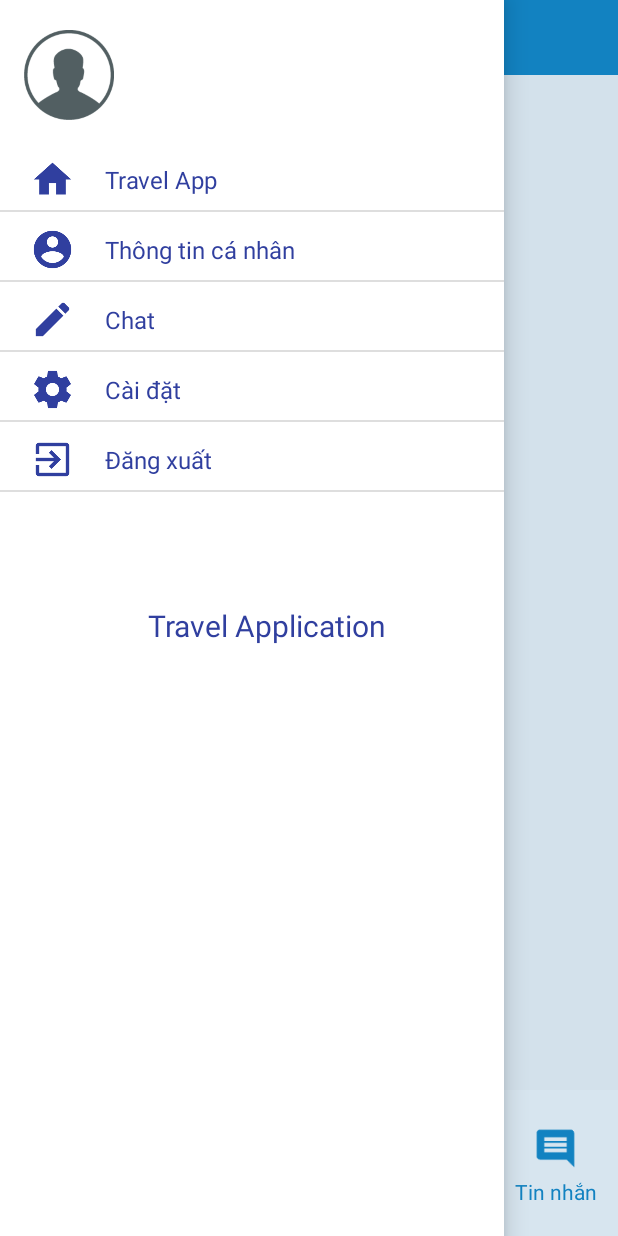
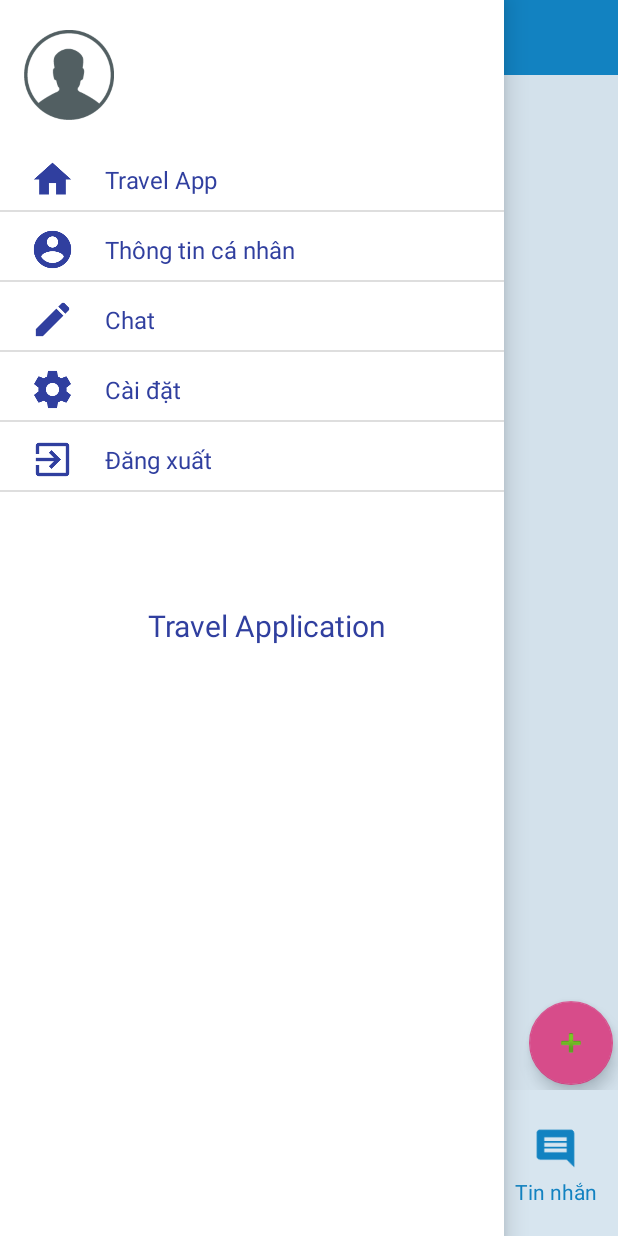
Before and after one commit to at-thanbt/travelapp, an Android app: the fragment ScheduleFragment placed in its activity, with the side drawer open, on a phone screen of 412 x 824 dp. Run offline under Robolectric (Android 15) with nearby library versions, the phone set to English and light mode, and no system bars; libraries missing offline, so code that uses them is left out: com.firebase.client; 4 statements that could not run were skipped.

Commit message:
add schedule for tour

```diff
--- a/app/src/main/java/com/example/asiantech/travelapp/activities/MainTourGuideActivity.java
+++ b/app/src/main/java/com/example/asiantech/travelapp/activities/MainTourGuideActivity.java
@@ -14,7 +14,7 @@ import android.widget.TextView;
 
 import com.example.asiantech.travelapp.R;
 import com.example.asiantech.travelapp.activities.adapters.SettingMenuAdapter;
-import com.example.asiantech.travelapp.activities.fragments.AlertFragment;
+import com.example.asiantech.travelapp.activities.fragments.NotifyFragment;
 import com.example.asiantech.travelapp.activities.fragments.ChatFragment;
 import com.example.asiantech.travelapp.activities.fragments.HomeBlankFragment;
 import com.example.asiantech.travelapp.activities.fragments.MapFragment;
@@ -151,7 +151,7 @@ public class MainTourGuideActivity extends AppCompatActivity implements View.OnC
                 break;
             case R.id.btnAlert:
                 setTitleMenu("Thông báo");
-                getSupportFragmentManager().beginTransaction().replace(R.id.frMainContainer, new AlertFragment()).commit();
+                getSupportFragmentManager().beginTransaction().replace(R.id.frMainContainer, new NotifyFragment()).commit();
                 break;
             case R.id.btnMap:
                 setTitleMenu("Bản đồ");
--- a/app/src/main/java/com/example/asiantech/travelapp/activities/adapters/TourAdapter.java
+++ b/app/src/main/java/com/example/asiantech/travelapp/activities/adapters/TourAdapter.java
@@ -25,10 +25,13 @@ public class TourAdapter extends RecyclerView.Adapter<TourAdapter.MyVietHolder>
     private List<Tour> mTours;
     private Context mContext;
     private SimpleDateFormat myFormat = new SimpleDateFormat("dd/MM/yyyy");
+    private onItemClick mListener;
 
-    public TourAdapter(Context mContext, List<Tour> tours) {
+
+    public TourAdapter(Context mContext, List<Tour> tours, onItemClick listener) {
         this.mContext = mContext;
         this.mTours = tours;
+        mListener = listener;
     }
 
     @Override
@@ -39,7 +42,7 @@ public class TourAdapter extends RecyclerView.Adapter<TourAdapter.MyVietHolder>
 
     @Override
     public void onBindViewHolder(MyVietHolder holder, int position) {
-        Tour tour = mTours.get(position);
+        final Tour tour = mTours.get(position);
         holder.mTvNameTour.setText(tour.getTourName());
         holder.mTvTime.setText(tour.getStartDate() + " - " + tour.getEndDate());
 
@@ -52,11 +55,25 @@ public class TourAdapter extends RecyclerView.Adapter<TourAdapter.MyVietHolder>
             e.printStackTrace();
             holder.mTvDuration.setText("Đang cập nhật");
         }
+
+        holder.mRlItem.setOnClickListener(new View.OnClickListener() {
+            @Override
+            public void onClick(View view) {
+                mListener.itemClick(tour.getIdTour());
+            }
+        });
     }
+
+
 
     @Override
     public int getItemCount() {
         return (mTours == null) ? 0 : mTours.size();
+    }
+
+    public interface onItemClick
+    {
+        void itemClick (String idTour);
     }
 
     class MyVietHolder extends RecyclerView.ViewHolder {
--- a/app/src/main/java/com/example/asiantech/travelapp/activities/fragments/HomeBlankFragment.java
+++ b/app/src/main/java/com/example/asiantech/travelapp/activities/fragments/HomeBlankFragment.java
@@ -1,9 +1,7 @@
 package com.example.asiantech.travelapp.activities.fragments;
 
-import android.annotation.TargetApi;
 import android.content.Intent;
 import android.content.SharedPreferences;
-import android.os.Build;
 import android.os.Bundle;
 import android.os.Handler;
 import android.support.annotation.Nullable;
@@ -21,6 +19,7 @@ import android.widget.RelativeLayout;
 
 import com.example.asiantech.travelapp.R;
 import com.example.asiantech.travelapp.activities.AddTourActivity;
+import com.example.asiantech.travelapp.activities.DetailTourActivity;
 import com.example.asiantech.travelapp.activities.adapters.TourAdapter;
 import com.example.asiantech.travelapp.activities.objects.Tour;
 import com.example.asiantech.travelapp.activities.utils.Constant;
@@ -36,14 +35,12 @@ import java.util.List;
 /**
  * Created by asiantech on 30/04/2017.
  */
-@TargetApi(Build.VERSION_CODES.M)
-public class HomeBlankFragment extends Fragment {
+public class HomeBlankFragment extends Fragment implements TourAdapter.onItemClick {
+    public static String ID_TOUR = "idTour";
     Button mBtnAddTour;
     private List<Tour> mTours;
-
     private SharedPreferences mSharedPreferencesUserLogin;
     private String idUserLogin;
-
     private RelativeLayout mRlIntro;
     private RecyclerView mRecyclerViewTour;
     private TourAdapter mTourAdapter;
@@ -82,31 +79,22 @@ public class HomeBlankFragment extends Fragment {
 
     public void accessView() {
         getData();
+        RecyclerView.LayoutManager layoutManager = new LinearLayoutManager(getContext());
+        mTourAdapter = new TourAdapter(getContext(), mTours, this);
+        mRecyclerViewTour.setLayoutManager(layoutManager);
+        mRecyclerViewTour.setAdapter(mTourAdapter);
         Handler handler = new Handler();
         handler.postDelayed(new Runnable() {
             @Override
             public void run() {
-                if (mTours.size() == 0) {
-                    mRlIntro.setVisibility(View.VISIBLE);
-                    mRecyclerViewTour.setVisibility(View.GONE);
-                } else {
-                    mRlIntro.setVisibility(View.GONE);
-                    mRecyclerViewTour.setVisibility(View.VISIBLE);
-
-                    RecyclerView.LayoutManager layoutManager = new LinearLayoutManager(getContext());
-                    mTourAdapter = new TourAdapter(getContext(), mTours);
-                    mRecyclerViewTour.setLayoutManager(layoutManager);
-                    mRecyclerViewTour.setAdapter(mTourAdapter);
-                    mProgressBarLoading.setVisibility(View.GONE);
-                }
+                Log.d("tag", "run: "+mTours.toString());
             }
-        }, 8000);
+        }, 10000);
     }
 
     @Override
     public void onResume() {
         super.onResume();
-        Log.d("tag1233", "123");
         accessView();
     }
 
@@ -130,6 +118,16 @@ public class HomeBlankFragment extends Fragment {
                         mTours.add(tour);
                     }
                 }
+                if (mTours.size() == 0) {
+                    mRlIntro.setVisibility(View.VISIBLE);
+                    mRecyclerViewTour.setVisibility(View.GONE);
+                } else {
+                    mRlIntro.setVisibility(View.GONE);
+                    mRecyclerViewTour.setVisibility(View.VISIBLE);
+                    mTourAdapter.notifyDataSetChanged();
+                    mProgressBarLoading.setVisibility(View.GONE);
+                }
+                Log.d("tag", "onDataChange: "+mTours.toString());
             }
 
             @Override
@@ -138,4 +136,11 @@ public class HomeBlankFragment extends Fragment {
             }
         });
     }
+
+    @Override
+    public void itemClick(String idTour) {
+        Intent intent = new Intent(getActivity(), DetailTourActivity.class);
+        intent.putExtra(ID_TOUR, idTour);
+        startActivity(intent);
+    }
 }
--- a/app/src/main/java/com/example/asiantech/travelapp/activities/fragments/AlertFragment.java
+++ b/app/src/main/java/com/example/asiantech/travelapp/activities/fragments/NotifyFragment.java
@@ -13,7 +13,7 @@ import com.example.asiantech.travelapp.R;
  * Created by phuong on 08/04/2017.
  */
 
-public class AlertFragment extends Fragment {
+public class NotifyFragment extends Fragment {
     @Nullable
     @Override
     public View onCreateView(LayoutInflater inflater, @Nullable ViewGroup container, @Nullable Bundle savedInstanceState) {
--- a/app/src/main/java/com/example/asiantech/travelapp/activities/fragments/ScheduleFragment.java
+++ b/app/src/main/java/com/example/asiantech/travelapp/activities/fragments/ScheduleFragment.java
@@ -1,21 +1,53 @@
 package com.example.asiantech.travelapp.activities.fragments;
 
+import android.content.Intent;
 import android.os.Bundle;
 import android.support.annotation.Nullable;
+import android.support.design.widget.FloatingActionButton;
 import android.support.v4.app.Fragment;
+import android.support.v7.widget.RecyclerView;
 import android.view.LayoutInflater;
 import android.view.View;
 import android.view.ViewGroup;
+import android.widget.TextView;
 
 import com.example.asiantech.travelapp.R;
+import com.example.asiantech.travelapp.activities.AddScheduleActivity;
+import com.example.asiantech.travelapp.activities.DetailTourActivity;
 
 /**
  * Created by phuong on 08/04/2017.
  */
 
 public class ScheduleFragment extends Fragment {
+    private FloatingActionButton mBtnAddSchedule;
+    private RecyclerView mRecyclerViewSchedule;
+    private TextView mTvNoSchedule;
+    private DetailTourActivity mActivity;
+
     public View onCreateView(LayoutInflater inflater, @Nullable ViewGroup container, @Nullable Bundle savedInstanceState) {
         View view = inflater.inflate(R.layout.activity_schedule_fragment, container,false);
+
+        mBtnAddSchedule = (FloatingActionButton) view.findViewById(R.id.btnAddSchedule);
+        mRecyclerViewSchedule = (RecyclerView) view.findViewById(R.id.recyclerViewSchedule);
+        mTvNoSchedule = (TextView) view.findViewById(R.id.tvNoSchedule);
+
+        mActivity = (DetailTourActivity) getActivity();
+
+        mBtnAddSchedule.setOnClickListener(new View.OnClickListener() {
+            @Override
+            public void onClick(View view) {
+                Intent intent = new Intent(getActivity(), AddScheduleActivity.class);
+                intent.putExtra(HomeBlankFragment.ID_TOUR,mActivity.getIdTour());
+                startActivity(intent);
+            }
+        });
+
         return view;
     }
+
+    public void getDataSchedule(){
+
+    }
+
 }
--- a/app/src/main/res/layout/activity_schedule_fragment.xml
+++ b/app/src/main/res/layout/activity_schedule_fragment.xml
@@ -1,11 +1,32 @@
 <?xml version="1.0" encoding="utf-8"?>
-<LinearLayout xmlns:android="http://schemas.android.com/apk/res/android"
-    android:orientation="vertical"
+<RelativeLayout xmlns:android="http://schemas.android.com/apk/res/android"
     android:layout_width="match_parent"
-    android:layout_height="match_parent">
+    android:layout_height="match_parent"
+    android:orientation="vertical">
+
     <TextView
+        android:layout_width="wrap_content"
+        android:layout_height="wrap_content"
+        android:layout_centerInParent="true"
+        android:id="@+id/tvNoSchedule"
+        android:text="Chưa có kế hoạch nào"
+        android:textColor="@android:color/holo_red_light"
+        android:textSize="20sp"
+        android:textStyle="bold"
+        android:visibility="gone" />
+
+    <android.support.v7.widget.RecyclerView
+        android:id="@+id/recyclerViewSchedule"
         android:layout_width="match_parent"
-        android:layout_height="match_parent"
-        android:text="SCHEDULE"/>
+        android:layout_height="match_parent"></android.support.v7.widget.RecyclerView>
 
-</LinearLayout>
+    <android.support.design.widget.FloatingActionButton
+        android:id="@+id/btnAddSchedule"
+        android:layout_width="wrap_content"
+        android:layout_height="wrap_content"
+        android:layout_alignParentBottom="true"
+        android:layout_alignParentRight="true"
+        android:layout_marginBottom="3dp"
+        android:layout_marginRight="3dp"
+        android:src="@android:drawable/ic_input_add" />
+</RelativeLayout>
```
Also changed, not shown: app/src/main/AndroidManifest.xml (+11 -10 lines), app/src/main/java/com/example/asiantech/travelapp/activities/AddScheduleActivity.java (added, +127 -0 lines), app/src/main/java/com/example/asiantech/travelapp/activities/DetailTourActivity.java (added, +88 -0 lines), app/src/main/java/com/example/asiantech/travelapp/activities/objects/Tour.java (+14 -0 lines), app/src/main/res/layout/activity_add_schedule.xml (added, +45 -0 lines), app/src/main/res/layout/activity_detail_tour.xml (added, +23 -0 lines), app/src/main/res/layout/tool_bar_add_schedule.xml (added, +41 -0 lines).
